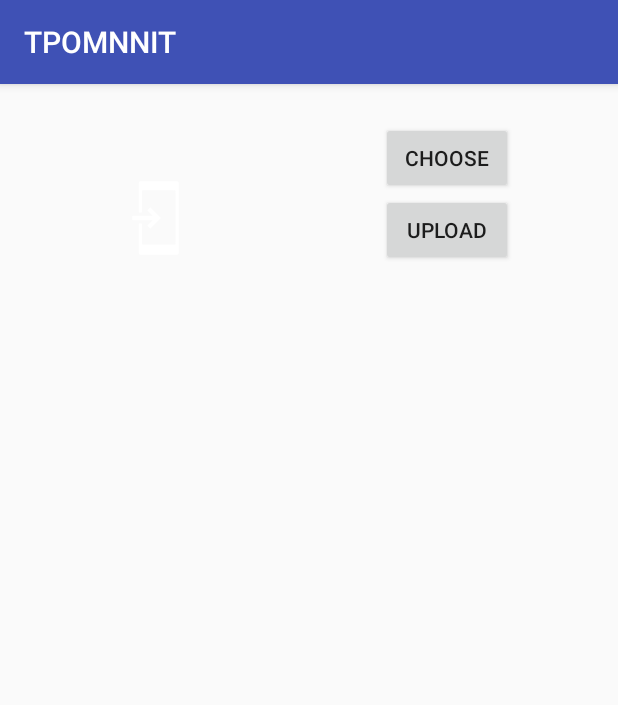
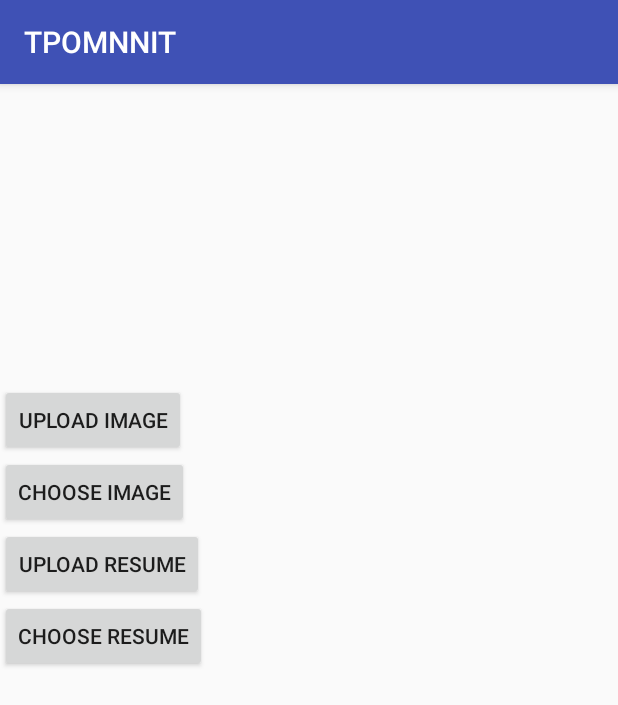
Before and after one commit to mkfeuhrer/TPO-MNNIT, an Android app: the fragment Tab4Fragment shown on its own in the app's theme, on a phone screen of 412 x 824 dp. Shown: the top 705 px of the screen. Run offline under Robolectric (Android 15) with nearby library versions, the phone set to English and light mode, and no system bars; our stand-ins replace Firebase (no records; nobody signed in at launch, a user with empty details on screens opened directly).

Commit message:
Adding Resume Upload Option

```diff
--- a/app/src/main/java/com/example/mohit/tpomnnit/Tab4Fragment.java
+++ b/app/src/main/java/com/example/mohit/tpomnnit/Tab4Fragment.java
@@ -32,12 +32,13 @@ import static android.app.Activity.RESULT_OK;
 
 public class Tab4Fragment extends Fragment {
     private static final String TAG = "Tab4Fragment";
-    Uri filePath;
+    Uri filePath,resumePath;
     ImageView image;
     int PICK_IMAGE_REQUEST=111;
-    Button upload,choose;
+    Button upload,choose,uploadresume,chooseresume;
     FirebaseStorage storage=FirebaseStorage.getInstance();
     StorageReference storageref=storage.getReference("userimage");
+    StorageReference storageref1=storage.getReference("userresume");
     @Nullable
     @Override
     public View onCreateView(final LayoutInflater inflater, @Nullable ViewGroup container, @Nullable Bundle savedInstanceState) {
@@ -45,6 +46,8 @@ public class Tab4Fragment extends Fragment {
         upload=(Button)view.findViewById(R.id.upload);
         image=(ImageView)view.findViewById(R.id.image);
         choose=(Button) view.findViewById(R.id.choose);
+        uploadresume = (Button)view.findViewById(R.id.uploadresume);
+        chooseresume = (Button)view.findViewById(R.id.chooseresume);
         choose.setOnClickListener(new View.OnClickListener() {
             @Override
             public void onClick(View view) {
@@ -59,7 +62,10 @@ public class Tab4Fragment extends Fragment {
             public void onClick(View view) {
                 if(filePath!=null)
                 {
-                    StorageReference childref=storageref.child("20154076.jpg");
+                    String regnum ;
+                    MyProfile obj = (MyProfile)getActivity();
+                    regnum = obj.getRegno();
+                    StorageReference childref=storageref.child(regnum+".jpg");
                     UploadTask uploadTask=childref.putFile(filePath);
                     uploadTask.addOnSuccessListener(new OnSuccessListener<UploadTask.TaskSnapshot>() {
                         @Override
@@ -79,6 +85,46 @@ public class Tab4Fragment extends Fragment {
                 {
                     Context applicationContext = MyProfile.getContextOfApplication();
                     Toast.makeText(applicationContext, "Select an image", Toast.LENGTH_LONG).show();
+                }
+            }
+        });
+        chooseresume.setOnClickListener(new View.OnClickListener() {
+            @Override
+            public void onClick(View view) {
+                Intent intent=new Intent();
+                intent.setType("application/pdf");
+                intent.setAction(Intent.ACTION_GET_CONTENT);
+                startActivityForResult(Intent.createChooser(intent,"Select Resume"),PICK_IMAGE_REQUEST);
+            }
+        });
+        uploadresume.setOnClickListener(new View.OnClickListener() {
+            @Override
+            public void onClick(View view) {
+                if(filePath!=null)
+                {
+                    String regnum ;
+                    MyProfile obj = (MyProfile)getActivity();
+                    regnum = obj.getRegno();
+                    StorageReference childref=storageref1.child(regnum+".pdf");
+                    UploadTask uploadTask=childref.putFile(filePath);
+                    uploadTask.addOnSuccessListener(new OnSuccessListener<UploadTask.TaskSnapshot>() {
+                        @Override
+                        public void onSuccess(UploadTask.TaskSnapshot taskSnapshot) {
+                            Context applicationContext = MyProfile.getContextOfApplication();
+                            Toast.makeText(applicationContext, "Upload Successful", Toast.LENGTH_LONG).show();
+                        }
+                    }).addOnFailureListener(new OnFailureListener() {
+                        @Override
+                        public void onFailure(@NonNull Exception e) {
+                            Context applicationContext = MyProfile.getContextOfApplication();
+                            Toast.makeText(applicationContext, "Upload fail -> "+e, Toast.LENGTH_LONG).show();
+                        }
+                    });
+                }
+                else
+                {
+                    Context applicationContext = MyProfile.getContextOfApplication();
+                    Toast.makeText(applicationContext, "Select an resume", Toast.LENGTH_LONG).show();
                 }
             }
         });
--- a/app/src/main/res/layout/tab4_fragment.xml
+++ b/app/src/main/res/layout/tab4_fragment.xml
@@ -5,35 +5,44 @@
     android:layout_width="match_parent"
     android:layout_height="match_parent">
 
+    <LinearLayout android:layout_height="match_parent"
+        android:layout_width="match_parent"
+        android:orientation="vertical">
+
     <ImageView
         android:id="@+id/image"
-        android:layout_width="wrap_content"
-        android:layout_height="wrap_content"
-        android:layout_marginLeft="74dp"
-        android:layout_marginStart="74dp"
-        android:layout_marginTop="57dp"
-        app:srcCompat="@drawable/common_full_open_on_phone"
-        android:layout_alignParentTop="true"
-        android:layout_alignParentLeft="true"
-        android:layout_alignParentStart="true" />
+        android:layout_width="200dp"
+        android:layout_height="200dp"
+        />
 
     <Button
         android:id="@+id/upload"
         android:layout_width="wrap_content"
         android:layout_height="wrap_content"
-        android:layout_alignBottom="@+id/image"
-        android:layout_alignParentEnd="true"
-        android:layout_alignParentRight="true"
         android:layout_marginEnd="70dp"
         android:layout_marginRight="70dp"
-        android:text="Upload" />
+        android:text="Upload Image" />
 
     <Button
         android:id="@+id/choose"
         android:layout_width="wrap_content"
         android:layout_height="wrap_content"
-        android:layout_above="@+id/upload"
-        android:layout_alignEnd="@+id/upload"
-        android:layout_alignRight="@+id/upload"
-        android:text="Choose" />
+        android:text="Choose Image" />
+
+    <Button
+        android:id="@+id/uploadresume"
+        android:layout_width="wrap_content"
+        android:layout_height="wrap_content"
+        android:layout_marginEnd="70dp"
+        android:layout_marginRight="70dp"
+        android:text="Upload Resume" />
+
+    <Button
+        android:id="@+id/chooseresume"
+        android:layout_width="wrap_content"
+        android:layout_height="wrap_content"
+        android:text="Choose Resume" />
+
+    </LinearLayout>
+
 </RelativeLayout>
```
